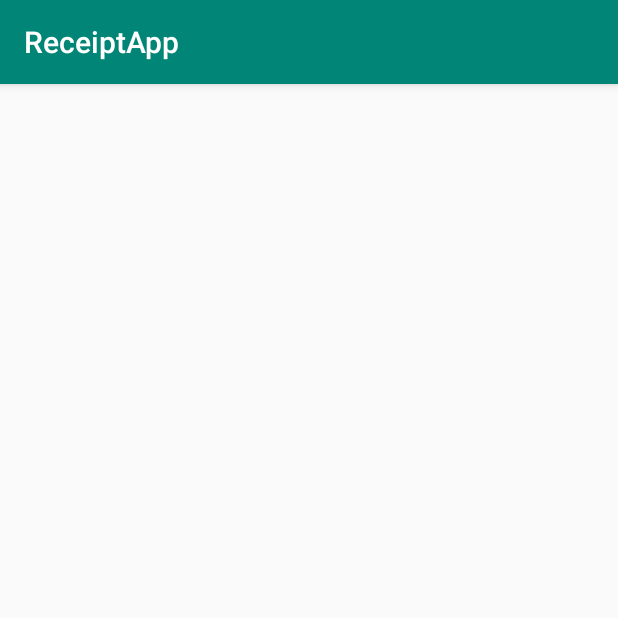
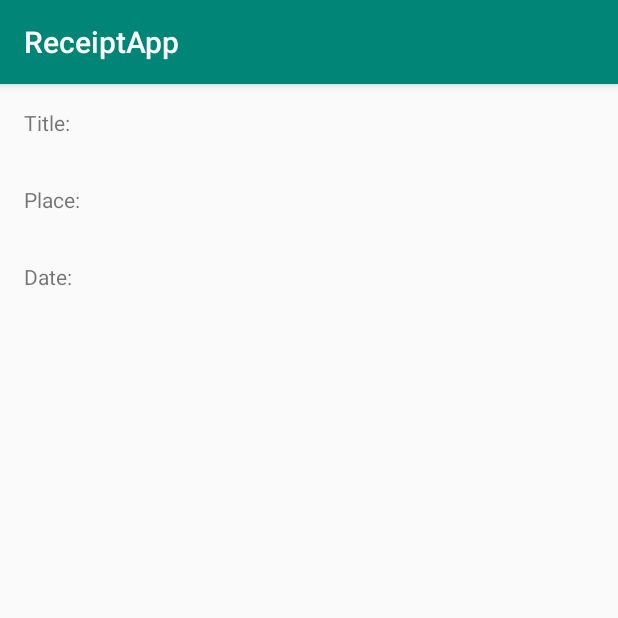
Before and after one commit to Szymonciu/ReceiptApp, an Android app: the ReceiptDetailsActivity screen opened directly, with no data from a screen before it, on a phone screen of 412 x 824 dp, the top half of it. Run offline under Robolectric (Android 15) with nearby library versions, the phone set to English and light mode, and no system bars; 1 statement that could not run was skipped.

Commit message:
Layout for receipt details

```diff
--- a/app/src/main/res/layout/activity_receipt_details.xml
+++ b/app/src/main/res/layout/activity_receipt_details.xml
@@ -1,8 +1,66 @@
 <?xml version="1.0" encoding="utf-8"?>
-<android.support.constraint.ConstraintLayout xmlns:android="http://schemas.android.com/apk/res/android"
+<RelativeLayout xmlns:android="http://schemas.android.com/apk/res/android"
     xmlns:tools="http://schemas.android.com/tools"
     android:layout_width="match_parent"
     android:layout_height="match_parent"
     tools:context=".features.details.ReceiptDetailsActivity">
 
-</android.support.constraint.ConstraintLayout>
+    <TextView
+        android:id="@+id/title_text"
+        android:layout_width="wrap_content"
+        android:layout_height="wrap_content"
+        android:layout_margin="16dp"
+        android:text="@string/Title" />
+
+    <TextView
+        android:id="@+id/title_value"
+        android:layout_width="wrap_content"
+        android:layout_height="wrap_content"
+        android:layout_alignParentEnd="true"
+        android:layout_margin="16dp"
+        tools:text="T-shirt" />
+
+    <TextView
+        android:id="@+id/place_text"
+        android:layout_width="wrap_content"
+        android:layout_height="wrap_content"
+        android:layout_below="@+id/title_text"
+        android:layout_margin="16dp"
+        android:text="@string/place" />
+
+    <TextView
+        android:id="@+id/place_value"
+        android:layout_width="wrap_content"
+        android:layout_height="wrap_content"
+        android:layout_below="@+id/title_value"
+        android:layout_alignParentEnd="true"
+        android:layout_margin="16dp"
+        tools:text="Galeryja Krakowska" />
+
+    <TextView
+        android:id="@+id/date_text"
+        android:layout_width="wrap_content"
+        android:layout_height="wrap_content"
+        android:layout_below="@+id/place_text"
+        android:layout_margin="16dp"
+        android:text="@string/date" />
+
+    <TextView
+        android:id="@+id/date_value"
+        android:layout_width="wrap_content"
+        android:layout_height="wrap_content"
+        android:layout_below="@+id/place_value"
+        android:layout_alignParentEnd="true"
+        android:layout_margin="16dp"
+        tools:text="09.09.2018" />
+
+    <ImageView
+        android:id="@+id/image"
+        android:layout_width="wrap_content"
+        android:layout_height="wrap_content"
+        android:layout_margin="16dp"
+        android:layout_centerHorizontal="true"
+        android:layout_below="@+id/date_text" />
+
+
+</RelativeLayout>
--- a/app/src/main/res/layout/item_receipt.xml
+++ b/app/src/main/res/layout/item_receipt.xml
@@ -11,7 +11,7 @@
         android:id="@+id/title"
         android:layout_width="match_parent"
         android:layout_height="wrap_content"
-        tools:text="Paragon za buty zimowe" />
+        tools:text="Przykładowy tytul" />
 
     <TextView
         android:id="@+id/place"
--- a/app/src/main/res/values/strings.xml
+++ b/app/src/main/res/values/strings.xml
@@ -13,4 +13,7 @@
     <string name="pleace_of_buying_receipt">Pleace of buying receipt</string>
     <string name="what_you_buy_on_that_receipt">What you buy on that receipt</string>
     <string name="add_photo">Add photo</string>
+    <string name="Title">Title:</string>
+    <string name="place">Place:</string>
+    <string name="date">Date:</string>
 </resources>
```
